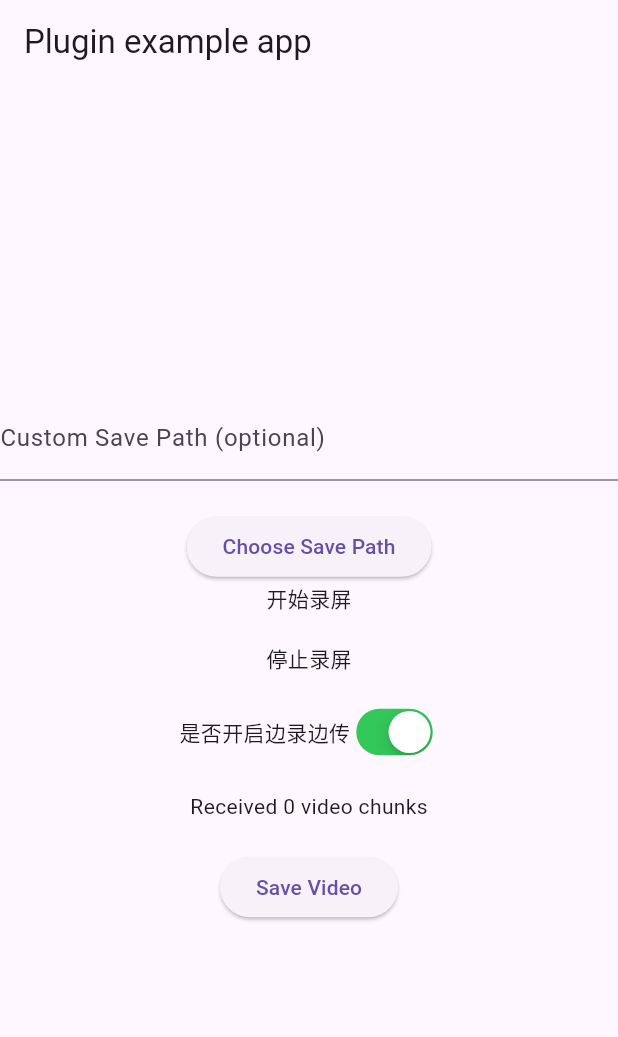
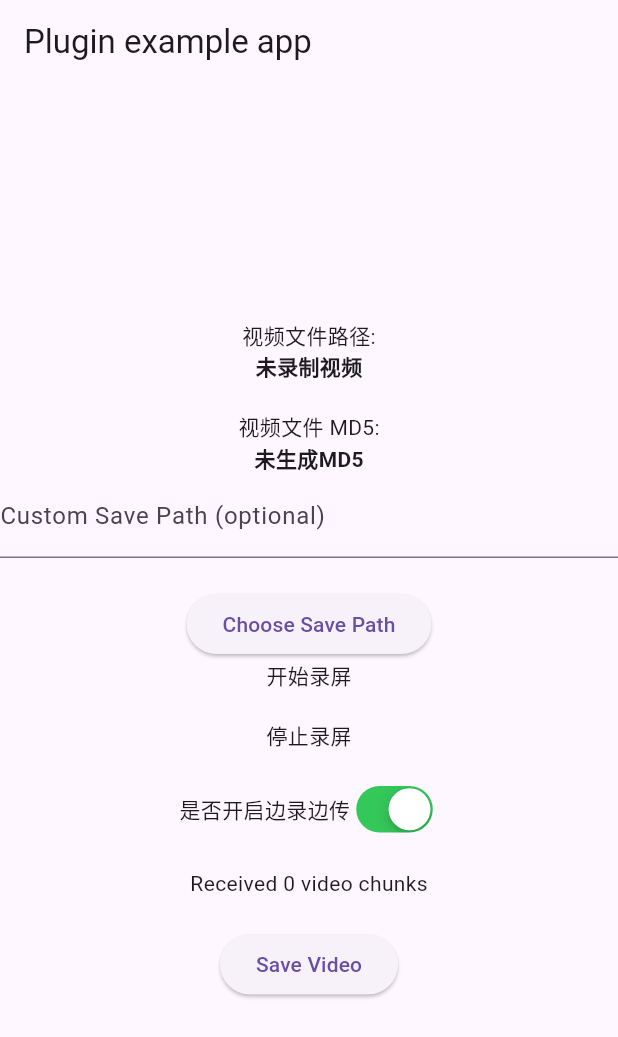
Before and after one commit to libwiki/lib_screen_recorder, a Flutter app: the screen it shows after launch, after a tap on "停止录屏", on a phone screen of 412 x 824 dp. Shown: the top 1037 px of the screen. Run offline on Flutter 3.47's test engine with Material 3 defaults, Android fonts, the phone set to English and light mode, and no system bars; our stand-ins replace plugin_platform_interface.

Commit message:
feature # 录屏md5加密

```diff
--- a/example/lib/main.dart
+++ b/example/lib/main.dart
@@ -31,6 +31,8 @@ class _MyAppState extends State<MyApp> {
   double screenHeight = 0;
   final TextEditingController _pathController = TextEditingController();
   static const platform = MethodChannel('screen_recording');
+  String _videoPath = '未录制视频';
+  String _md5Hash = '未生成MD5';
 
   @override
   void initState() {
@@ -88,6 +90,17 @@ class _MyAppState extends State<MyApp> {
           child: Column(
             mainAxisAlignment: MainAxisAlignment.center,
             children: <Widget>[
+              Text('视频文件路径:'),
+              Text(
+                _videoPath,
+                style: TextStyle(fontWeight: FontWeight.bold),
+              ),
+              SizedBox(height: 20),
+              Text('视频文件 MD5:'),
+              Text(
+                _md5Hash,
+                style: TextStyle(fontWeight: FontWeight.bold),
+              ),
               TextField(
                 controller: _pathController,
                 decoration: InputDecoration(labelText: 'Custom Save Path (optional)'),
@@ -105,7 +118,7 @@ class _MyAppState extends State<MyApp> {
               const SizedBox(height: 20),
               GestureDetector(
                   onTap: () async {
-                    await _screenRecordingPlugin.stopRecordScreen();
+                    _stopRecording();
                   },
                   child: const Text("停止录屏")),
               const SizedBox(height: 20),
@@ -138,4 +151,16 @@ class _MyAppState extends State<MyApp> {
       print('${e.message}');
     }
   }
+
+  Future<void> _stopRecording() async {
+    try {
+      final result = await _screenRecordingPlugin.stopRecordScreen();
+      setState(() {
+        _videoPath = result['path'];
+        _md5Hash = result['md5'];
+      });
+    } on PlatformException catch (e) {
+      print("Failed to stop recording: '${e.message}'.");
+    }
+  }
 }
--- a/lib/screen_recording.dart
+++ b/lib/screen_recording.dart
@@ -32,8 +32,8 @@ class ScreenRecording {
     return path;
   }
 
-  Future<bool> stopRecordScreen() async {
-    final bool stop = await _channel.invokeMethod('stopRecordScreen');
-    return stop;
+  Future<Map<String, dynamic>> stopRecordScreen() async {
+    final Map<String, dynamic> results = await _channel.invokeMethod('stopRecordScreen');
+    return results;
   }
 }
```
Also changed, not shown: 1 other file.
